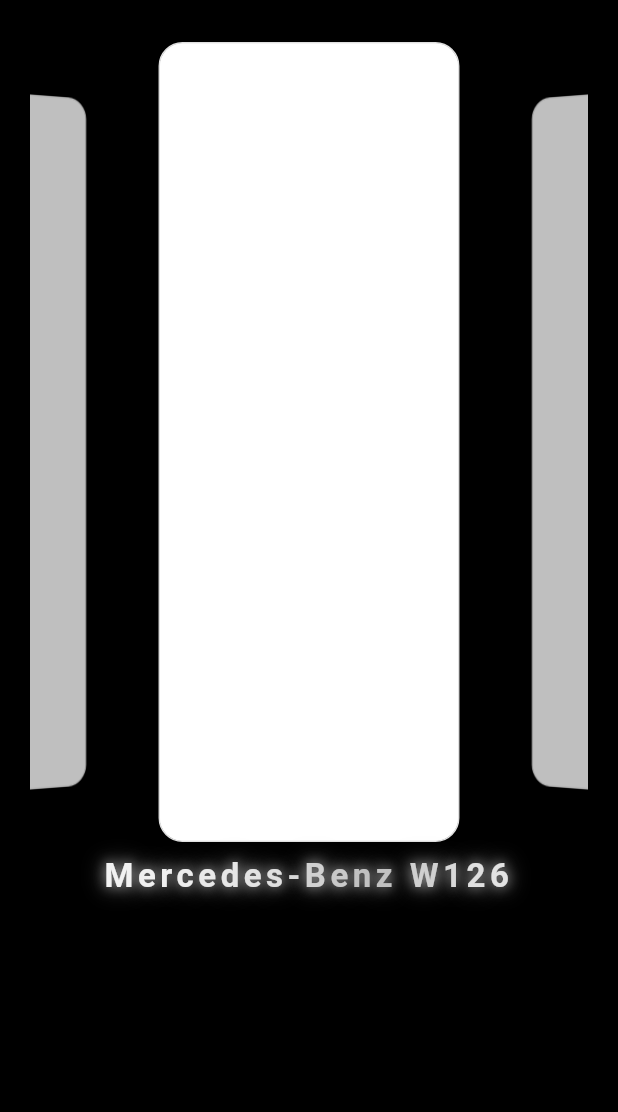
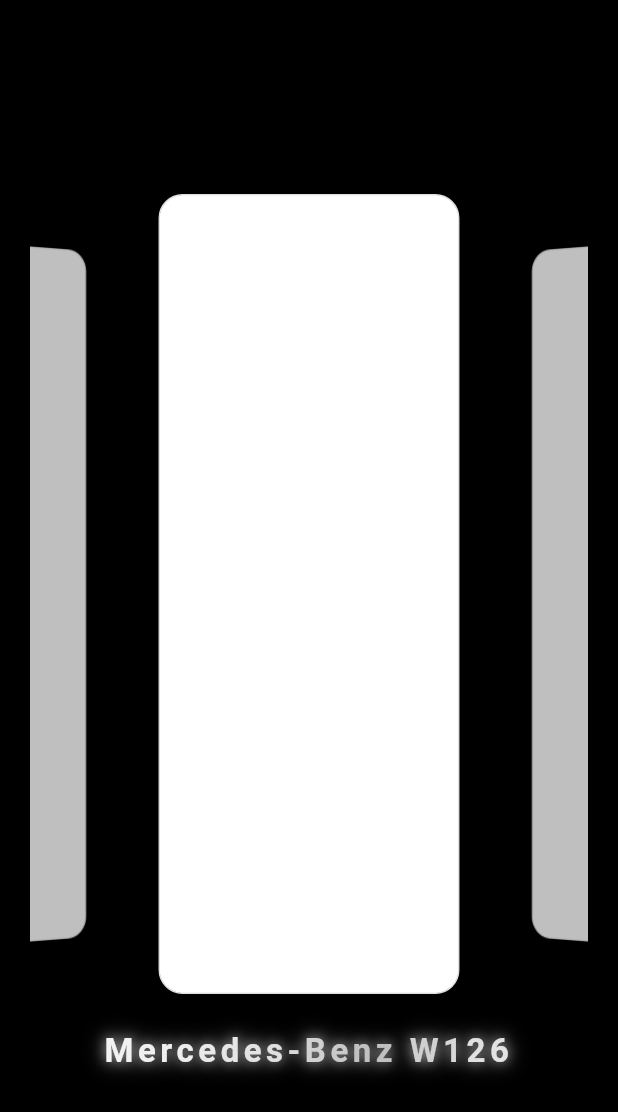
Before and after one commit to fqcwork2017/bug-out, a Flutter app: the screen it shows after launch, swiped to page 3, on a phone screen of 412 x 824 dp. Shown: the top 1112 px of the screen. Run offline on Flutter 3.47's test engine with Material 3 defaults, Android fonts, the light colour scheme and no system bars; our stand-ins replace flutter_riverpod, video_player.

Commit message:
feat: UI 处理

```diff
--- a/lib/main.dart
+++ b/lib/main.dart
@@ -167,11 +167,12 @@
       backgroundColor: const Color(0xFF000000),
       body: ScrollConfiguration(
         behavior: MouseDragScrollBehavior(),
+        child: Center(
           child: Column(
             mainAxisSize: MainAxisSize.min,
-          crossAxisAlignment: CrossAxisAlignment.stretch,
+            crossAxisAlignment: CrossAxisAlignment.center,
             children: [
-            // 画廊区域 - 固定高度
+              // 画廊区域 - 固定高度，居中
               Padding(
                 padding: EdgeInsets.only(
                   left: 20.0,
@@ -180,6 +181,7 @@
                 ),
                 child: SizedBox(
                   height: galleryHeight,
+                  width: double.infinity,
                   child: NotificationListener<ScrollEndNotification>(
                   onNotification: (notification) {
                     // 当滚动结束时，自动居中到最近的页面
@@ -210,11 +212,12 @@
                   ),
                 ),
               ),
-            // 文字区域 - 紧贴画廊，无任何间距
+              // 文字区域 - 距离画廊15，居中显示
               Padding(
                 padding: EdgeInsets.only(
                   left: 20.0,
                   right: 20.0,
+                  top: 15.0, // 画廊和文案之间的间距
                   bottom: isMobile ? 0.0 : 8.0,
                 ),
                 child: _ColorizeWaveText(
@@ -256,6 +259,7 @@
                 ),
               ),
             ],
+          ),
         ),
       ),
     );
```
Lines whose indentation alone changed are shown as unchanged.
